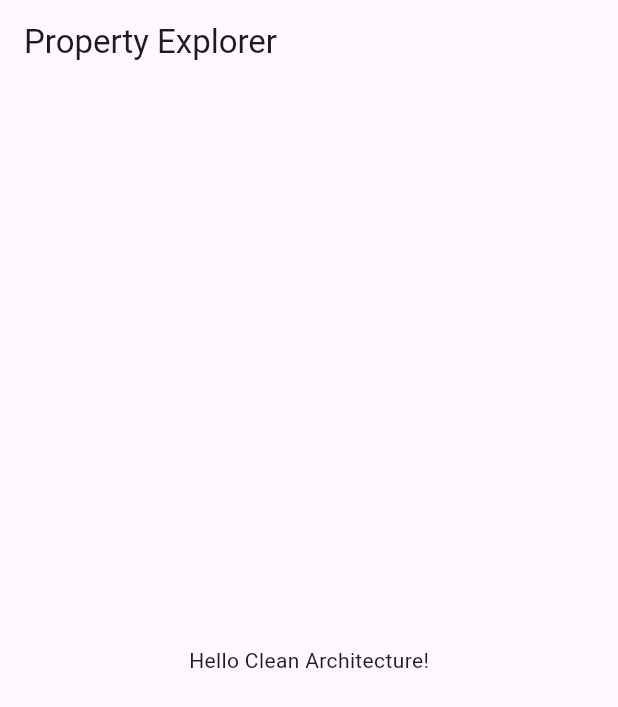
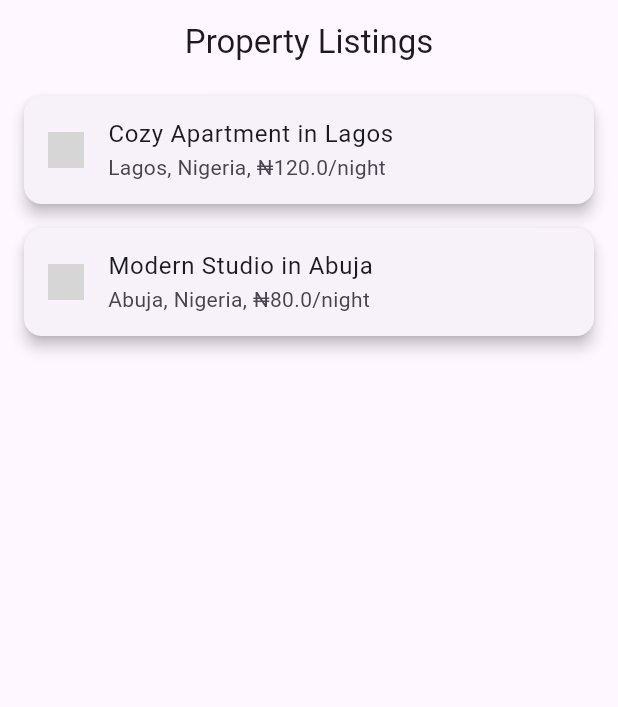
Before and after one commit to nadeoye/property_explorer, a Flutter app: the screen it shows after launch, on a phone screen of 412 x 824 dp. Shown: the top 707 px of the screen. Run offline on Flutter 3.47's test engine with Material 3 defaults, Android fonts, the phone set to English and light mode, and no system bars; our stand-ins replace equatable, flutter_bloc, get_it; grey boxes are pictures that could not be loaded.

Commit message:
Completed data layer, bloc depencies and wired up first property listing on app. Possible MVP

```diff
--- a/lib/features/property/data/datasources/property_local_data_source.dart
+++ b/lib/features/property/data/datasources/property_local_data_source.dart
@@ -1,6 +1,6 @@
 import 'dart:convert';
 import 'package:flutter/services.dart';
-import '../models/property_model.dart'
+import '../models/property_model.dart';
 
 abstract class PropertyLocalDataSource {
   Future<List<PropertyModel>> getAllProperties();
@@ -23,6 +23,6 @@ class PropertyLocalDataSourceImpl implements PropertyLocalDataSource{
   @override
   Future<PropertyModel> getPropertyById(String id) async{
     final allProperties = await getAllProperties();
-    return allProperties.firstWhere((Property) => property.id == id);
+    return allProperties.firstWhere((property) => property.id == id);
   }
 }
--- a/lib/features/property/domain/repositories/property_repository.dart
+++ b/lib/features/property/domain/repositories/property_repository.dart
@@ -1,5 +1,6 @@
 import '../entities/property.dart';
 
 abstract class PropertyRepository{
-  Future<List<Property>> getProperties();
+  Future<List<Property>> getAllProperties();
+  Future<Property> getPropertyById(String id);
 }
--- a/lib/features/property/domain/usecases/get_property_by_id.dart
+++ b/lib/features/property/domain/usecases/get_property_by_id.dart
@@ -7,6 +7,6 @@ class GetPropertyById {
   GetPropertyById(this.repository);
 
   Future<Property> call(String id) async {
-    return await repository.getPropetyById(id);
+    return await repository.getPropertyById(id);
   }
 }
--- /dev/null
+++ b/lib/features/property/presentation/bloc/property_bloc.dart
@@ -0,0 +1,44 @@
+import 'package:flutter_bloc/flutter_bloc.dart';
+import 'property_event.dart';
+import 'property_state.dart';
+import '../../domain/usecases/get_all_properties.dart';
+import '../../domain/usecases/get_property_by_id.dart';
+
+class PropertyBloc extends Bloc<PropertyEvent, PropertyState>{
+  final GetAllProperties getAllProperties;
+  final GetPropertyById getPropertyById;
+
+  PropertyBloc({
+    required this.getAllProperties,
+    required this.getPropertyById,
+  }) :super(PropertyInitial()) {
+    on<GetAllPropertiesEvent>(_onGetAllProperties);
+    on<GetPropertyByIdEvent>(_onGetPropertyById);
+  }
+
+  void _onGetAllProperties(
+    GetAllPropertiesEvent event,
+    Emitter<PropertyState> emit,
+  ) async {
+    emit(PropertyLoading());
+    try {
+      final properties = await getAllProperties();
+      emit(PropertyLoaded(properties));
+    } catch (e) {
+      emit(PropertyError("Failed to load properties"));
+    }
+  }
+
+  void _onGetPropertyById(
+    GetPropertyByIdEvent event,
+    Emitter<PropertyState> emit,
+  ) async {
+    emit(PropertyLoading());
+    try {
+      final property = await getPropertyById(event.id);
+      emit(PropertyDetailLoaded(property));
+    } catch(e) {
+      emit(PropertyError("Failed to load property details"));
+    }
+  }
+}
--- /dev/null
+++ b/lib/features/property/presentation/bloc/property_event.dart
@@ -0,0 +1,21 @@
+import 'package:equatable/equatable.dart';
+
+abstract class PropertyEvent extends Equatable {
+  const PropertyEvent();
+
+  @override
+  List<Object?> get props => [];
+
+}
+
+class GetAllPropertiesEvent extends PropertyEvent{}
+
+class GetPropertyByIdEvent extends PropertyEvent{
+  final String id;
+
+  const GetPropertyByIdEvent(this.id);
+
+  @override
+  List<Object?> get props => [id];
+
+}
--- /dev/null
+++ b/lib/features/property/presentation/bloc/property_state.dart
@@ -0,0 +1,42 @@
+import 'package:equatable/equatable.dart';
+//import 'package:property_explorer/features/property/data/datasources/property_local_data_source.dart';
+import '../../domain/entities/property.dart';
+
+abstract class PropertyState extends Equatable {
+  const PropertyState();
+
+  @override
+  List<Object?> get props => [];
+}
+
+class PropertyInitial extends PropertyState {}
+
+class PropertyLoading extends PropertyState {}
+
+class PropertyLoaded extends PropertyState {
+  final List<Property> properties;
+
+  const PropertyLoaded(this.properties);
+
+  @override
+  List<Object?> get props => [properties];
+  }
+
+class PropertyDetailLoaded extends PropertyState {
+  final Property property;
+
+  const PropertyDetailLoaded(this.property);
+
+  @override
+  List<Object?> get props => [property];
+
+  }
+
+class PropertyError extends PropertyState {
+  final String message;
+
+  const PropertyError(this.message);
+
+  @override
+  List<Object?> get props => [message];
+  }
--- /dev/null
+++ b/lib/features/property/presentation/pages/home_screen.dart
@@ -0,0 +1,80 @@
+import 'package:flutter/material.dart';
+import 'package:flutter_bloc/flutter_bloc.dart';
+import '../bloc/property_bloc.dart';
+import '../bloc/property_state.dart';
+import '../bloc/property_event.dart';
+import '../../domain/entities/property.dart';
+
+class HomeScreen extends StatefulWidget {
+  const HomeScreen({Key? key}) :super(key: key);
+
+  @override
+  State<HomeScreen> createState() => _HomeScreenState();
+}
+
+class _HomeScreenState extends State<HomeScreen> {
+  @override
+  void initState() {
+    super.initState();
+    context.read<PropertyBloc>().add(GetAllPropertiesEvent());
+  }
+
+  @override
+  Widget build(BuildContext context) {
+    return Scaffold(
+      appBar: AppBar(
+        title: const Text('Property Listings'),
+        centerTitle: true,
+      ),
+      body: BlocBuilder<PropertyBloc, PropertyState>(
+        builder: (context, state) {
+          if (state is PropertyLoading) {
+            return const Center(child: CircularProgressIndicator());
+          } else if (state is PropertyLoaded) {
+            return ListView.builder(
+              itemCount: state.properties.length,
+              itemBuilder: (context, index) {
+                final property = state.properties[index];
+                return PropertyCard(property: property);
+              },
+            );
+          } else if (state is PropertyError) {
+            return Center(child: Text ('Error: ${state.message}'));
+          }
+          return const SizedBox();
+        },
+        ),
+      );
+  }
+}
+
+class PropertyCard extends StatelessWidget {
+  final Property property;
+
+  const PropertyCard({Key? key, required this.property}) : super(key: key);
+
+  @override
+  Widget build(BuildContext context) {
+    return Card(
+      margin: const EdgeInsets.symmetric(horizontal: 16, vertical: 8),
+      elevation: 4,
+      child: ListTile(
+        leading: Image.asset(
+          property.imageUrl,
+          width: 60,
+          height: 60,
+          fit: BoxFit.cover,
+          errorBuilder: (context, error, stackTrace) =>
+            const Icon(Icons.image_not_supported),
+        ),
+        title: Text(property.title),
+        subtitle: Text('${property.location}, ₦${property.pricePerNight}/night'),
+        onTap: () {
+          //Navigate to detail page later
+        },
+      ),
+    );
+
+
+  }
+}
--- a/lib/main.dart
+++ b/lib/main.dart
@@ -1,6 +1,12 @@
 import 'package:flutter/material.dart';
+import 'package:flutter_bloc/flutter_bloc.dart';
+import 'injection_container.dart' as di;
+import 'features/property/presentation/pages/home_screen.dart';
+import 'features/property/presentation/bloc/property_bloc.dart';
 
-void main() {
+void main() async {
+  WidgetsFlutterBinding.ensureInitialized();
+  await di.init(); //This is what sets up GetIt
   runApp(const PropertyExplorerApp());
 }
 
@@ -11,13 +17,9 @@ class PropertyExplorerApp extends StatelessWidget{
   Widget build(BuildContext context) {
     return MaterialApp(
       title: 'Property Explorer',
-      home: Scaffold(
-        appBar: AppBar(
-          title: const Text('Property Explorer'),
-        ),
-        body: const Center(
-          child: Text('Hello Clean Architecture!'),
-        ),
+      home: BlocProvider(
+        create: (_) => di.sl<PropertyBloc>(),
+        child: const HomeScreen(),
       ),
     );
   }
--- a/pubspec.yaml
+++ b/pubspec.yaml
@@ -31,6 +31,7 @@ dependencies:
   flutter:
     sdk: flutter
   flutter_bloc: ^8.1.2
+  equatable: ^2.0.7
   go_router: ^13.0.0
   get_it: ^7.6.4
 
```
Also changed, not shown: lib/features/property/data/repositories/property_repository_impl.dart (+6 -5 lines), lib/injection_container.dart (+30 -0 lines), pubspec.lock, 1 other file.
